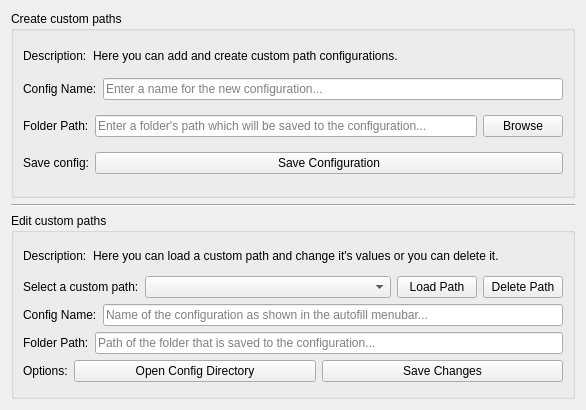
Above: src/gui/widgets/CustomPathsManager.ui from zaricj/XMLuvation before the change. Below: the same form after it.
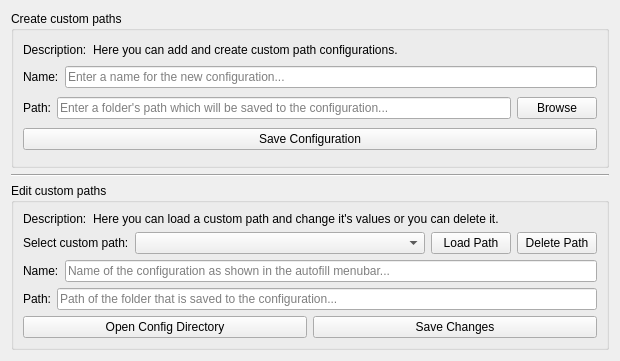
That is the form after the change. Icons and pictures are not drawn.

Commit message: Adjusted window size and widget positions

```diff
--- a/src/gui/widgets/CustomPathsManager.ui
+++ b/src/gui/widgets/CustomPathsManager.ui
@@ -9,8 +9,8 @@
    <rect>
     <x>0</x>
     <y>0</y>
-    <width>586</width>
-    <height>410</height>
+    <width>620</width>
+    <height>361</height>
    </rect>
   </property>
   <property name="windowTitle">
@@ -79,7 +79,7 @@
           <item>
            <widget class="QLabel" name="label_path_name_2">
             <property name="text">
-             <string>Config Name:</string>
+             <string>Name:</string>
             </property>
            </widget>
           </item>
@@ -96,8 +96,14 @@
          <layout class="QHBoxLayout" name="horizontalLayout_2">
           <item>
            <widget class="QLabel" name="label_path_folder">
+            <property name="minimumSize">
+             <size>
+              <width>0</width>
+              <height>0</height>
+             </size>
+            </property>
             <property name="text">
-             <string>Folder Path:</string>
+             <string>Path:</string>
             </property>
            </widget>
           </item>
@@ -122,19 +128,6 @@
         </item>
         <item>
          <layout class="QHBoxLayout" name="horizontalLayout_6">
-          <item>
-           <widget class="QLabel" name="label_save_config">
-            <property name="sizePolicy">
-             <sizepolicy hsizetype="Maximum" vsizetype="Preferred">
-              <horstretch>0</horstretch>
-              <verstretch>0</verstretch>
-             </sizepolicy>
-            </property>
-            <property name="text">
-             <string>Save config:</string>
-            </property>
-           </widget>
-          </item>
           <item>
            <widget class="QPushButton" name="button_create_custom_path">
             <property name="text">
@@ -222,7 +215,7 @@
              </size>
             </property>
             <property name="text">
-             <string>Select a custom path:</string>
+             <string>Select custom path:</string>
             </property>
            </widget>
           </item>
@@ -274,8 +267,14 @@
          <layout class="QHBoxLayout" name="horizontalLayout_4">
           <item>
            <widget class="QLabel" name="label_path_name">
+            <property name="sizePolicy">
+             <sizepolicy hsizetype="Preferred" vsizetype="Preferred">
+              <horstretch>0</horstretch>
+              <verstretch>0</verstretch>
+             </sizepolicy>
+            </property>
             <property name="text">
-             <string>Config Name:</string>
+             <string>Name:</string>
             </property>
            </widget>
           </item>
@@ -292,8 +291,20 @@
          <layout class="QHBoxLayout" name="horizontalLayout_5">
           <item>
            <widget class="QLabel" name="label_path_value">
+            <property name="sizePolicy">
+             <sizepolicy hsizetype="Preferred" vsizetype="Preferred">
+              <horstretch>0</horstretch>
+              <verstretch>0</verstretch>
+             </sizepolicy>
+            </property>
+            <property name="minimumSize">
+             <size>
+              <width>0</width>
+              <height>0</height>
+             </size>
+            </property>
             <property name="text">
-             <string>Folder Path:</string>
+             <string>Path:</string>
             </property>
            </widget>
           </item>
@@ -308,13 +319,6 @@
         </item>
         <item>
          <layout class="QHBoxLayout" name="horizontalLayout_8">
-          <item>
-           <widget class="QLabel" name="label_2">
-            <property name="text">
-             <string>Options:</string>
-            </property>
-           </widget>
-          </item>
           <item>
            <widget class="QPushButton" name="button_open_config_directory">
             <property name="sizePolicy">
```
The commit also changes 5 other files.
